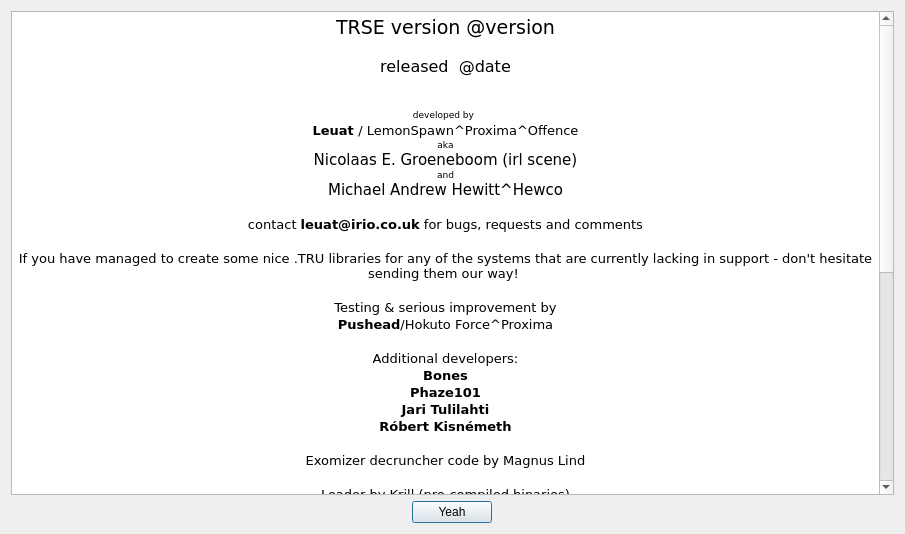
leuat/TRSE, file source/dialogabout.ui: the form before one commit.
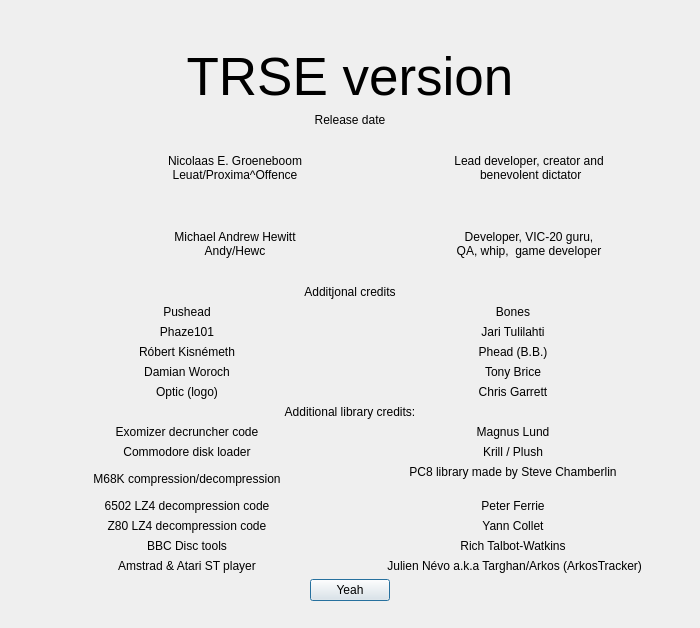
The form after the commit. Icons and pictures are not drawn.

The edit to the form file:
```diff
--- a/source/dialogabout.ui
+++ b/source/dialogabout.ui
@@ -6,8 +6,8 @@
    <rect>
     <x>0</x>
     <y>0</y>
-    <width>905</width>
-    <height>534</height>
+    <width>700</width>
+    <height>628</height>
    </rect>
   </property>
   <property name="sizePolicy">
@@ -25,78 +25,411 @@
      <property name="sizeConstraint">
       <enum>QLayout::SetDefaultConstraint</enum>
      </property>
+     <property name="leftMargin">
+      <number>16</number>
+     </property>
+     <property name="topMargin">
+      <number>16</number>
+     </property>
+     <property name="rightMargin">
+      <number>16</number>
+     </property>
+     <property name="bottomMargin">
+      <number>16</number>
+     </property>
      <item>
-      <widget class="QTextBrowser" name="txtAbout">
-       <property name="sizePolicy">
-        <sizepolicy hsizetype="Expanding" vsizetype="Expanding">
-         <horstretch>0</horstretch>
-         <verstretch>0</verstretch>
-        </sizepolicy>
+      <widget class="QLabel" name="label_3">
+       <property name="text">
+        <string/>
        </property>
+       <property name="pixmap">
+        <pixmap resource="../resources.qrc">:/resources/images/trse_optic.png</pixmap>
+       </property>
+       <property name="alignment">
+        <set>Qt::AlignCenter</set>
+       </property>
+      </widget>
+     </item>
+     <item>
+      <widget class="QLabel" name="lblHeader">
        <property name="font">
         <font>
-         <family>Verdana</family>
-         <pointsize>10</pointsize>
+         <pointsize>40</pointsize>
         </font>
        </property>
-       <property name="html">
-        <string>&lt;!DOCTYPE HTML PUBLIC &quot;-//W3C//DTD HTML 4.0//EN&quot; &quot;http://www.w3.org/TR/REC-html40/strict.dtd&quot;&gt;
-&lt;html&gt;&lt;head&gt;&lt;meta name=&quot;qrichtext&quot; content=&quot;1&quot; /&gt;&lt;style type=&quot;text/css&quot;&gt;
-p, li { white-space: pre-wrap; }
-&lt;/style&gt;&lt;/head&gt;&lt;body style=&quot; font-family:'Verdana'; font-size:10pt; font-weight:400; font-style:normal;&quot;&gt;
-&lt;p align=&quot;center&quot; style=&quot; margin-top:0px; margin-bottom:0px; margin-left:0px; margin-right:0px; -qt-block-indent:0; text-indent:0px;&quot;&gt;&lt;span style=&quot; font-size:14pt;&quot;&gt;TRSE version @version&lt;/span&gt;&lt;/p&gt;
-&lt;p align=&quot;center&quot; style=&quot; margin-top:18px; margin-bottom:12px; margin-left:0px; margin-right:0px; -qt-block-indent:0; text-indent:0px;&quot;&gt;&lt;span style=&quot; font-size:12pt;&quot;&gt;released  @date&lt;/span&gt;&lt;/p&gt;
-&lt;p align=&quot;center&quot; style=&quot;-qt-paragraph-type:empty; margin-top:0px; margin-bottom:0px; margin-left:0px; margin-right:0px; -qt-block-indent:0; text-indent:0px;&quot;&gt;&lt;br /&gt;&lt;/p&gt;
-&lt;p align=&quot;center&quot; style=&quot; margin-top:0px; margin-bottom:0px; margin-left:0px; margin-right:0px; -qt-block-indent:0; text-indent:0px;&quot;&gt;&lt;img src=&quot;:/resources/images/creatures.png&quot; width=&quot;160&quot; /&gt;&lt;/p&gt;
-&lt;p align=&quot;center&quot; style=&quot; margin-top:0px; margin-bottom:0px; margin-left:0px; margin-right:0px; -qt-block-indent:0; text-indent:0px;&quot;&gt;&lt;span style=&quot; font-size:7pt;&quot;&gt;developed by&lt;/span&gt; &lt;/p&gt;
-&lt;p align=&quot;center&quot; style=&quot; margin-top:0px; margin-bottom:0px; margin-left:0px; margin-right:0px; -qt-block-indent:0; text-indent:0px;&quot;&gt;&lt;span style=&quot; font-weight:600;&quot;&gt;Leuat &lt;/span&gt;/ LemonSpawn^Proxima^Offence&lt;/p&gt;
-&lt;p align=&quot;center&quot; style=&quot; margin-top:0px; margin-bottom:0px; margin-left:0px; margin-right:0px; -qt-block-indent:0; text-indent:0px;&quot;&gt;&lt;span style=&quot; font-size:7pt;&quot;&gt;aka&lt;/span&gt;&lt;/p&gt;
-&lt;p align=&quot;center&quot; style=&quot; margin-top:0px; margin-bottom:0px; margin-left:0px; margin-right:0px; -qt-block-indent:0; text-indent:0px;&quot;&gt;&lt;span style=&quot; font-size:11pt;&quot;&gt;Nicolaas E. Groeneboom (irl scene)&lt;/span&gt;&lt;/p&gt;
-&lt;p align=&quot;center&quot; style=&quot; margin-top:0px; margin-bottom:0px; margin-left:0px; margin-right:0px; -qt-block-indent:0; text-indent:0px;&quot;&gt;&lt;span style=&quot; font-size:7pt;&quot;&gt;and&lt;/span&gt;&lt;/p&gt;
-&lt;p align=&quot;center&quot; style=&quot; margin-top:0px; margin-bottom:0px; margin-left:0px; margin-right:0px; -qt-block-indent:0; text-indent:0px;&quot;&gt;&lt;span style=&quot; font-size:11pt;&quot;&gt;Michael Andrew Hewitt^Hewco&lt;/span&gt;&lt;/p&gt;
-&lt;p align=&quot;center&quot; style=&quot;-qt-paragraph-type:empty; margin-top:0px; margin-bottom:0px; margin-left:0px; margin-right:0px; -qt-block-indent:0; text-indent:0px;&quot;&gt;&lt;br /&gt;&lt;/p&gt;
-&lt;p align=&quot;center&quot; style=&quot; margin-top:0px; margin-bottom:0px; margin-left:0px; margin-right:0px; -qt-block-indent:0; text-indent:0px;&quot;&gt;contact &lt;span style=&quot; font-weight:600;&quot;&gt;leuat@irio.co.uk&lt;/span&gt; for bugs, requests and comments&lt;/p&gt;
-&lt;p align=&quot;center&quot; style=&quot;-qt-paragraph-type:empty; margin-top:0px; margin-bottom:0px; margin-left:0px; margin-right:0px; -qt-block-indent:0; text-indent:0px;&quot;&gt;&lt;br /&gt;&lt;/p&gt;
-&lt;p align=&quot;center&quot; style=&quot; margin-top:0px; margin-bottom:0px; margin-left:0px; margin-right:0px; -qt-block-indent:0; text-indent:0px;&quot;&gt;If you have managed to create some nice .TRU libraries for any of the systems that are currently lacking in support - don't hesitate sending them our way! &lt;/p&gt;
-&lt;p align=&quot;center&quot; style=&quot;-qt-paragraph-type:empty; margin-top:0px; margin-bottom:0px; margin-left:0px; margin-right:0px; -qt-block-indent:0; text-indent:0px;&quot;&gt;&lt;br /&gt;&lt;/p&gt;
-&lt;p align=&quot;center&quot; style=&quot; margin-top:0px; margin-bottom:0px; margin-left:0px; margin-right:0px; -qt-block-indent:0; text-indent:0px;&quot;&gt;Testing &amp;amp; serious improvement by&lt;/p&gt;
-&lt;p align=&quot;center&quot; style=&quot; margin-top:0px; margin-bottom:0px; margin-left:0px; margin-right:0px; -qt-block-indent:0; text-indent:0px;&quot;&gt;&lt;span style=&quot; font-weight:600;&quot;&gt;Pushead&lt;/span&gt;/Hokuto Force^Proxima&lt;/p&gt;
-&lt;p align=&quot;center&quot; style=&quot;-qt-paragraph-type:empty; margin-top:0px; margin-bottom:0px; margin-left:0px; margin-right:0px; -qt-block-indent:0; text-indent:0px;&quot;&gt;&lt;br /&gt;&lt;/p&gt;
-&lt;p align=&quot;center&quot; style=&quot; margin-top:0px; margin-bottom:0px; margin-left:0px; margin-right:0px; -qt-block-indent:0; text-indent:0px;&quot;&gt;Additional developers:&lt;/p&gt;
-&lt;p align=&quot;center&quot; style=&quot; margin-top:0px; margin-bottom:0px; margin-left:0px; margin-right:0px; -qt-block-indent:0; text-indent:0px;&quot;&gt;&lt;span style=&quot; font-weight:600;&quot;&gt;Bones&lt;/span&gt;&lt;/p&gt;
-&lt;p align=&quot;center&quot; style=&quot; margin-top:0px; margin-bottom:0px; margin-left:0px; margin-right:0px; -qt-block-indent:0; text-indent:0px;&quot;&gt;&lt;span style=&quot; font-weight:600;&quot;&gt;Phaze101&lt;/span&gt;&lt;/p&gt;
-&lt;p align=&quot;center&quot; style=&quot; margin-top:0px; margin-bottom:0px; margin-left:0px; margin-right:0px; -qt-block-indent:0; text-indent:0px;&quot;&gt;&lt;span style=&quot; font-weight:600;&quot;&gt;Jari Tulilahti&lt;/span&gt;&lt;/p&gt;
-&lt;p align=&quot;center&quot; style=&quot; margin-top:0px; margin-bottom:0px; margin-left:0px; margin-right:0px; -qt-block-indent:0; text-indent:0px;&quot;&gt;&lt;span style=&quot; font-weight:600;&quot;&gt;Róbert Kisnémeth&lt;/span&gt;&lt;/p&gt;
-&lt;p align=&quot;center&quot; style=&quot;-qt-paragraph-type:empty; margin-top:0px; margin-bottom:0px; margin-left:0px; margin-right:0px; -qt-block-indent:0; text-indent:0px;&quot;&gt;&lt;br /&gt;&lt;/p&gt;
-&lt;p align=&quot;center&quot; style=&quot; margin-top:0px; margin-bottom:0px; margin-left:0px; margin-right:0px; -qt-block-indent:0; text-indent:0px;&quot;&gt;Exomizer decruncher code by Magnus Lind&lt;/p&gt;
-&lt;p align=&quot;center&quot; style=&quot;-qt-paragraph-type:empty; margin-top:0px; margin-bottom:0px; margin-left:0px; margin-right:0px; -qt-block-indent:0; text-indent:0px;&quot;&gt;&lt;br /&gt;&lt;/p&gt;
-&lt;p align=&quot;center&quot; style=&quot; margin-top:0px; margin-bottom:0px; margin-left:0px; margin-right:0px; -qt-block-indent:0; text-indent:0px;&quot;&gt;Loader by Krill (pre-compiled binaries)&lt;/p&gt;
-&lt;p align=&quot;center&quot; style=&quot;-qt-paragraph-type:empty; margin-top:0px; margin-bottom:0px; margin-left:0px; margin-right:0px; -qt-block-indent:0; text-indent:0px;&quot;&gt;&lt;br /&gt;&lt;/p&gt;
-&lt;p align=&quot;center&quot; style=&quot; margin-top:0px; margin-bottom:0px; margin-left:0px; margin-right:0px; -qt-block-indent:0; text-indent:0px;&quot;&gt;Amstrad &amp;amp; Atari ST player by &lt;span style=&quot; font-weight:600;&quot;&gt;Julien Névo&lt;/span&gt; a.k.a &lt;span style=&quot; font-weight:600;&quot;&gt;Targhan/Arkos &lt;/span&gt;(ArkosTracker)&lt;/p&gt;
-&lt;p align=&quot;center&quot; style=&quot;-qt-paragraph-type:empty; margin-top:0px; margin-bottom:0px; margin-left:0px; margin-right:0px; -qt-block-indent:0; text-indent:0px;&quot;&gt;&lt;br /&gt;&lt;/p&gt;
-&lt;p align=&quot;center&quot; style=&quot; margin-top:0px; margin-bottom:0px; margin-left:0px; margin-right:0px; -qt-block-indent:0; text-indent:0px;&quot;&gt;M68K compression/decompression based on the PC8 library made by Steve Chamberlin&lt;/p&gt;
-&lt;p align=&quot;center&quot; style=&quot;-qt-paragraph-type:empty; margin-top:0px; margin-bottom:0px; margin-left:0px; margin-right:0px; -qt-block-indent:0; text-indent:0px;&quot;&gt;&lt;br /&gt;&lt;/p&gt;
-&lt;p align=&quot;center&quot; style=&quot; margin-top:0px; margin-bottom:0px; margin-left:0px; margin-right:0px; -qt-block-indent:0; text-indent:0px;&quot;&gt;6502 LZ4 decompression code by Peter Ferrie&lt;/p&gt;
-&lt;p align=&quot;center&quot; style=&quot;-qt-paragraph-type:empty; margin-top:0px; margin-bottom:0px; margin-left:0px; margin-right:0px; -qt-block-indent:0; text-indent:0px;&quot;&gt;&lt;br /&gt;&lt;/p&gt;
-&lt;p align=&quot;center&quot; style=&quot; margin-top:0px; margin-bottom:0px; margin-left:0px; margin-right:0px; -qt-block-indent:0; text-indent:0px;&quot;&gt;Z80 LZ4 decompression code by Yann Collet&lt;/p&gt;
-&lt;p align=&quot;center&quot; style=&quot;-qt-paragraph-type:empty; margin-top:0px; margin-bottom:0px; margin-left:0px; margin-right:0px; -qt-block-indent:0; text-indent:0px;&quot;&gt;&lt;br /&gt;&lt;/p&gt;
-&lt;p align=&quot;center&quot; style=&quot; margin-top:0px; margin-bottom:0px; margin-left:0px; margin-right:0px; -qt-block-indent:0; text-indent:0px;&quot;&gt;BBC Disc tools by Rich Talbot-Watkins&lt;/p&gt;
-&lt;p align=&quot;center&quot; style=&quot;-qt-paragraph-type:empty; margin-top:0px; margin-bottom:0px; margin-left:0px; margin-right:0px; -qt-block-indent:0; text-indent:0px;&quot;&gt;&lt;br /&gt;&lt;/p&gt;
-&lt;p align=&quot;center&quot; style=&quot; margin-top:0px; margin-bottom:0px; margin-left:0px; margin-right:0px; -qt-block-indent:0; text-indent:0px;&quot;&gt;Big thanks to the following beta testers and helpers&lt;/p&gt;
-&lt;p align=&quot;center&quot; style=&quot;-qt-paragraph-type:empty; margin-top:0px; margin-bottom:0px; margin-left:0px; margin-right:0px; -qt-block-indent:0; text-indent:0px;&quot;&gt;&lt;br /&gt;&lt;/p&gt;
-&lt;p align=&quot;center&quot; style=&quot; margin-top:0px; margin-bottom:0px; margin-left:0px; margin-right:0px; -qt-block-indent:0; text-indent:0px;&quot;&gt;Damian Woroch&lt;/p&gt;
-&lt;p align=&quot;center&quot; style=&quot; margin-top:0px; margin-bottom:0px; margin-left:0px; margin-right:0px; -qt-block-indent:0; text-indent:0px;&quot;&gt;Bones&lt;/p&gt;
-&lt;p align=&quot;center&quot; style=&quot; margin-top:0px; margin-bottom:0px; margin-left:0px; margin-right:0px; -qt-block-indent:0; text-indent:0px;&quot;&gt;Tony Brice&lt;/p&gt;
-&lt;p align=&quot;center&quot; style=&quot; margin-top:0px; margin-bottom:0px; margin-left:0px; margin-right:0px; -qt-block-indent:0; text-indent:0px;&quot;&gt;Eric Majikeyric&lt;/p&gt;
-&lt;p align=&quot;center&quot; style=&quot; margin-top:0px; margin-bottom:0px; margin-left:0px; margin-right:0px; -qt-block-indent:0; text-indent:0px;&quot;&gt;Hawk&lt;/p&gt;
-&lt;p align=&quot;center&quot; style=&quot; margin-top:0px; margin-bottom:0px; margin-left:0px; margin-right:0px; -qt-block-indent:0; text-indent:0px;&quot;&gt;Eric G&lt;/p&gt;
-&lt;p align=&quot;center&quot; style=&quot; margin-top:0px; margin-bottom:0px; margin-left:0px; margin-right:0px; -qt-block-indent:0; text-indent:0px;&quot;&gt;Attila&lt;/p&gt;
-&lt;p align=&quot;center&quot; style=&quot; margin-top:0px; margin-bottom:0px; margin-left:0px; margin-right:0px; -qt-block-indent:0; text-indent:0px;&quot;&gt;Arleka&lt;/p&gt;
-&lt;p align=&quot;center&quot; style=&quot;-qt-paragraph-type:empty; margin-top:0px; margin-bottom:0px; margin-left:0px; margin-right:0px; -qt-block-indent:0; text-indent:0px;&quot;&gt;&lt;br /&gt;&lt;/p&gt;
-&lt;p style=&quot;-qt-paragraph-type:empty; margin-top:0px; margin-bottom:0px; margin-left:0px; margin-right:0px; -qt-block-indent:0; text-indent:0px;&quot;&gt;&lt;br /&gt;&lt;/p&gt;&lt;/body&gt;&lt;/html&gt;</string>
+       <property name="text">
+        <string>TRSE version</string>
        </property>
+       <property name="textFormat">
+        <enum>Qt::AutoText</enum>
+       </property>
+       <property name="alignment">
+        <set>Qt::AlignCenter</set>
+       </property>
       </widget>
      </item>
+     <item>
+      <widget class="QLabel" name="lblDate">
+       <property name="text">
+        <string>Release date</string>
+       </property>
+       <property name="alignment">
+        <set>Qt::AlignCenter</set>
+       </property>
+      </widget>
+     </item>
+     <item>
+      <layout class="QVBoxLayout" name="verticalLayout_4"/>
+     </item>
+     <item>
+      <layout class="QGridLayout" name="gridLayout" rowstretch="1,1" columnstretch="1,5,5">
+       <item row="0" column="0">
+        <widget class="QLabel" name="label">
+         <property name="text">
+          <string/>
+         </property>
+         <property name="pixmap">
+          <pixmap resource="../resources.qrc">:/resources/images/portraits/leuat_gb.png</pixmap>
+         </property>
+         <property name="scaledContents">
+          <bool>false</bool>
+         </property>
+        </widget>
+       </item>
+       <item row="1" column="0">
+        <widget class="QLabel" name="label_5">
+         <property name="text">
+          <string/>
+         </property>
+         <property name="pixmap">
+          <pixmap resource="../resources.qrc">:/resources/images/portraits/andy.png</pixmap>
+         </property>
+         <property name="scaledContents">
+          <bool>false</bool>
+         </property>
+        </widget>
+       </item>
+       <item row="0" column="1">
+        <widget class="QLabel" name="label_4">
+         <property name="text">
+          <string>Nicolaas E. Groeneboom
+Leuat/Proxima^Offence</string>
+         </property>
+         <property name="alignment">
+          <set>Qt::AlignCenter</set>
+         </property>
+         <property name="wordWrap">
+          <bool>false</bool>
+         </property>
+        </widget>
+       </item>
+       <item row="1" column="1">
+        <widget class="QLabel" name="label_11">
+         <property name="text">
+          <string>Michael Andrew Hewitt
+Andy/Hewc</string>
+         </property>
+         <property name="alignment">
+          <set>Qt::AlignCenter</set>
+         </property>
+         <property name="wordWrap">
+          <bool>false</bool>
+         </property>
+        </widget>
+       </item>
+       <item row="0" column="2">
+        <widget class="QLabel" name="label_2">
+         <property name="text">
+          <string>Lead developer, creator and
+ benevolent dictator</string>
+         </property>
+         <property name="alignment">
+          <set>Qt::AlignCenter</set>
+         </property>
+        </widget>
+       </item>
+       <item row="1" column="2">
+        <widget class="QLabel" name="label_10">
+         <property name="text">
+          <string>Developer, VIC-20 guru,
+QA, whip,  game developer</string>
+         </property>
+         <property name="alignment">
+          <set>Qt::AlignCenter</set>
+         </property>
+        </widget>
+       </item>
+      </layout>
+     </item>
+     <item>
+      <widget class="QLabel" name="lblHeader2">
+       <property name="text">
+        <string>Additjonal credits</string>
+       </property>
+       <property name="alignment">
+        <set>Qt::AlignCenter</set>
+       </property>
+      </widget>
+     </item>
+     <item>
+      <layout class="QGridLayout" name="gridLayout_2">
+       <item row="1" column="0">
+        <widget class="QLabel" name="lblDate_5">
+         <property name="text">
+          <string>Phaze101</string>
+         </property>
+         <property name="alignment">
+          <set>Qt::AlignCenter</set>
+         </property>
+        </widget>
+       </item>
+       <item row="3" column="0">
+        <widget class="QLabel" name="lblDate_4">
+         <property name="text">
+          <string>Damian Woroch</string>
+         </property>
+         <property name="alignment">
+          <set>Qt::AlignCenter</set>
+         </property>
+        </widget>
+       </item>
+       <item row="2" column="0">
+        <widget class="QLabel" name="lblDate_9">
+         <property name="text">
+          <string>Róbert Kisnémeth</string>
+         </property>
+         <property name="alignment">
+          <set>Qt::AlignCenter</set>
+         </property>
+        </widget>
+       </item>
+       <item row="3" column="1">
+        <widget class="QLabel" name="lblDate_8">
+         <property name="text">
+          <string>Tony Brice</string>
+         </property>
+         <property name="alignment">
+          <set>Qt::AlignCenter</set>
+         </property>
+        </widget>
+       </item>
+       <item row="2" column="1">
+        <widget class="QLabel" name="lblDate_10">
+         <property name="text">
+          <string>Phead (B.B.)</string>
+         </property>
+         <property name="alignment">
+          <set>Qt::AlignCenter</set>
+         </property>
+        </widget>
+       </item>
+       <item row="1" column="1">
+        <widget class="QLabel" name="lblDate_6">
+         <property name="text">
+          <string>Jari Tulilahti</string>
+         </property>
+         <property name="alignment">
+          <set>Qt::AlignCenter</set>
+         </property>
+        </widget>
+       </item>
+       <item row="0" column="0">
+        <widget class="QLabel" name="lblDate_3">
+         <property name="text">
+          <string>Pushead</string>
+         </property>
+         <property name="alignment">
+          <set>Qt::AlignCenter</set>
+         </property>
+        </widget>
+       </item>
+       <item row="0" column="1">
+        <widget class="QLabel" name="lblDate_7">
+         <property name="text">
+          <string>Bones</string>
+         </property>
+         <property name="alignment">
+          <set>Qt::AlignCenter</set>
+         </property>
+        </widget>
+       </item>
+       <item row="4" column="0">
+        <widget class="QLabel" name="lblDate_11">
+         <property name="text">
+          <string>Optic (logo)</string>
+         </property>
+         <property name="alignment">
+          <set>Qt::AlignCenter</set>
+         </property>
+        </widget>
+       </item>
+       <item row="4" column="1">
+        <widget class="QLabel" name="lblDate_12">
+         <property name="text">
+          <string>Chris Garrett</string>
+         </property>
+         <property name="alignment">
+          <set>Qt::AlignCenter</set>
+         </property>
+        </widget>
+       </item>
+      </layout>
+     </item>
+     <item>
+      <widget class="QLabel" name="lblHeader3">
+       <property name="text">
+        <string>Additional library credits:</string>
+       </property>
+       <property name="alignment">
+        <set>Qt::AlignCenter</set>
+       </property>
+      </widget>
+     </item>
+     <item>
+      <layout class="QGridLayout" name="gridLayout_3">
+       <item row="0" column="1">
+        <widget class="QLabel" name="label_14">
+         <property name="text">
+          <string>Magnus Lund</string>
+         </property>
+         <property name="alignment">
+          <set>Qt::AlignCenter</set>
+         </property>
+        </widget>
+       </item>
+       <item row="4" column="0">
+        <widget class="QLabel" name="label_19">
+         <property name="text">
+          <string>Z80 LZ4 decompression code</string>
+         </property>
+         <property name="alignment">
+          <set>Qt::AlignCenter</set>
+         </property>
+        </widget>
+       </item>
+       <item row="1" column="1">
+        <widget class="QLabel" name="label_24">
+         <property name="text">
+          <string>Krill / Plush</string>
+         </property>
+         <property name="alignment">
+          <set>Qt::AlignCenter</set>
+         </property>
+        </widget>
+       </item>
+       <item row="2" column="1">
+        <widget class="QLabel" name="label_16">
+         <property name="text">
+          <string>PC8 library made by Steve Chamberlin
+</string>
+         </property>
+         <property name="alignment">
+          <set>Qt::AlignCenter</set>
+         </property>
+        </widget>
+       </item>
+       <item row="3" column="1">
+        <widget class="QLabel" name="label_18">
+         <property name="text">
+          <string>Peter Ferrie</string>
+         </property>
+         <property name="alignment">
+          <set>Qt::AlignCenter</set>
+         </property>
+        </widget>
+       </item>
+       <item row="2" column="0">
+        <widget class="QLabel" name="label_15">
+         <property name="text">
+          <string>M68K compression/decompression</string>
+         </property>
+         <property name="alignment">
+          <set>Qt::AlignCenter</set>
+         </property>
+        </widget>
+       </item>
+       <item row="5" column="0">
+        <widget class="QLabel" name="label_21">
+         <property name="text">
+          <string>BBC Disc tools</string>
+         </property>
+         <property name="alignment">
+          <set>Qt::AlignCenter</set>
+         </property>
+        </widget>
+       </item>
+       <item row="1" column="0">
+        <widget class="QLabel" name="label_23">
+         <property name="text">
+          <string>Commodore disk loader</string>
+         </property>
+         <property name="alignment">
+          <set>Qt::AlignCenter</set>
+         </property>
+        </widget>
+       </item>
+       <item row="0" column="0">
+        <widget class="QLabel" name="label_13">
+         <property name="text">
+          <string>Exomizer decruncher code</string>
+         </property>
+         <property name="alignment">
+          <set>Qt::AlignCenter</set>
+         </property>
+        </widget>
+       </item>
+       <item row="5" column="1">
+        <widget class="QLabel" name="label_22">
+         <property name="text">
+          <string>Rich Talbot-Watkins</string>
+         </property>
+         <property name="alignment">
+          <set>Qt::AlignCenter</set>
+         </property>
+        </widget>
+       </item>
+       <item row="3" column="0">
+        <widget class="QLabel" name="label_17">
+         <property name="text">
+          <string>6502 LZ4 decompression code</string>
+         </property>
+         <property name="alignment">
+          <set>Qt::AlignCenter</set>
+         </property>
+        </widget>
+       </item>
+       <item row="4" column="1">
+        <widget class="QLabel" name="label_20">
+         <property name="text">
+          <string>Yann Collet</string>
+         </property>
+         <property name="alignment">
+          <set>Qt::AlignCenter</set>
+         </property>
+        </widget>
+       </item>
+       <item row="6" column="0">
+        <widget class="QLabel" name="label_25">
+         <property name="text">
+          <string>Amstrad &amp; Atari ST player</string>
+         </property>
+         <property name="alignment">
+          <set>Qt::AlignCenter</set>
+         </property>
+        </widget>
+       </item>
+       <item row="6" column="1">
+        <widget class="QLabel" name="label_26">
+         <property name="text">
+          <string> Julien Névo a.k.a Targhan/Arkos (ArkosTracker)</string>
+         </property>
+         <property name="alignment">
+          <set>Qt::AlignCenter</set>
+         </property>
+        </widget>
+       </item>
+      </layout>
+     </item>
      <item alignment="Qt::AlignHCenter">
       <widget class="QPushButton" name="pushButton">
        <property name="sizePolicy">
```
Left out of the diff: 4 changed lines with no effect on the pictures.
